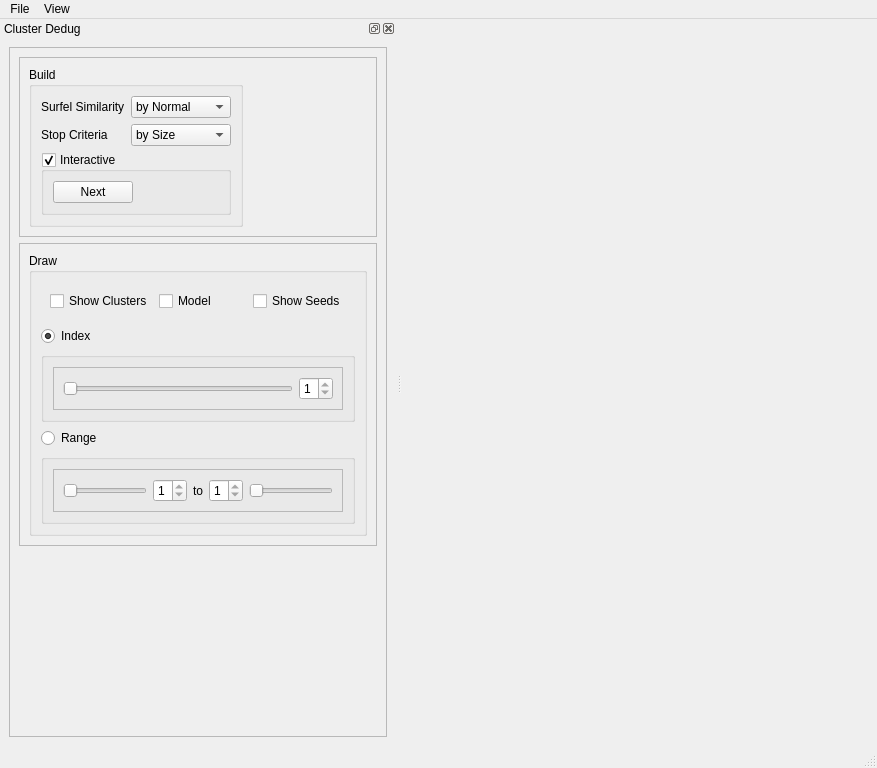
Above: lodpbr/Qt/UI/lodpbr.ui from duststorm/lodpbr before the change. Below: the same form after it.
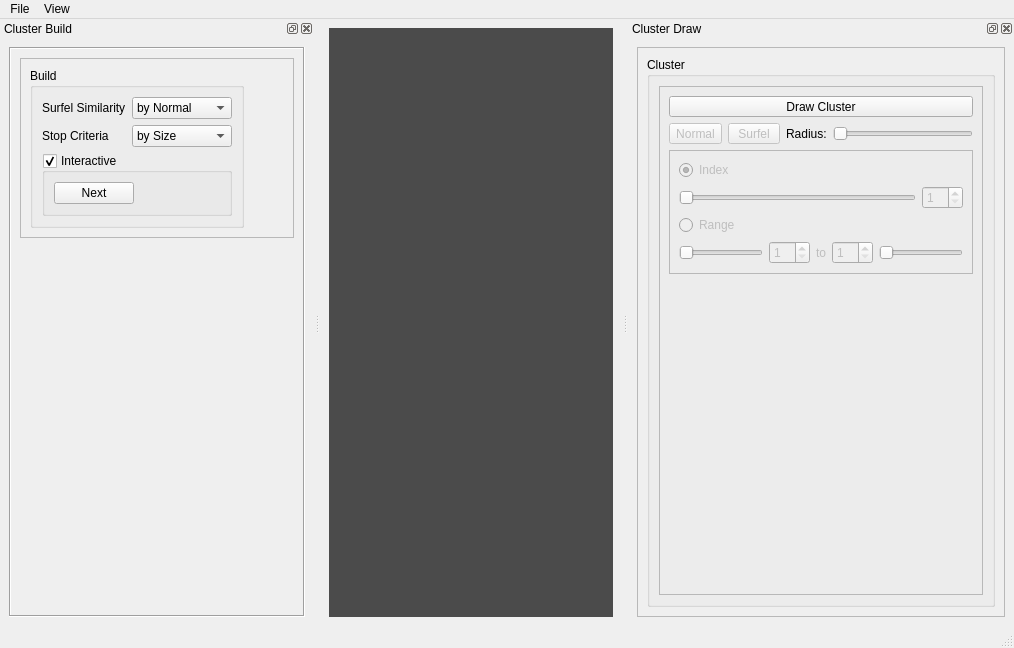
That is the form after the change.

Diff of the .ui file:
```diff
--- a/lodpbr/Qt/UI/lodpbr.ui
+++ b/lodpbr/Qt/UI/lodpbr.ui
@@ -9,22 +9,48 @@
    <rect>
     <x>0</x>
     <y>0</y>
-    <width>877</width>
-    <height>768</height>
+    <width>1014</width>
+    <height>648</height>
    </rect>
   </property>
   <property name="windowTitle">
    <string>MainWindow</string>
   </property>
+  <property name="documentMode">
+   <bool>false</bool>
+  </property>
+  <property name="dockOptions">
+   <set>QMainWindow::AllowTabbedDocks|QMainWindow::AnimatedDocks</set>
+  </property>
   <widget class="QWidget" name="centralwidget">
-   <layout class="QHBoxLayout" name="horizontalLayout_3"/>
+   <layout class="QGridLayout" name="gridLayout_6">
+    <item row="0" column="0">
+     <widget class="QMdiArea" name="mdiArea">
+      <property name="frameShape">
+       <enum>QFrame::NoFrame</enum>
+      </property>
+      <property name="frameShadow">
+       <enum>QFrame::Sunken</enum>
+      </property>
+      <property name="background">
+       <brush brushstyle="SolidPattern">
+        <color alpha="255">
+         <red>75</red>
+         <green>75</green>
+         <blue>75</blue>
+        </color>
+       </brush>
+      </property>
+     </widget>
+    </item>
+   </layout>
   </widget>
   <widget class="QMenuBar" name="menubar">
    <property name="geometry">
     <rect>
      <x>0</x>
      <y>0</y>
-     <width>877</width>
+     <width>1014</width>
      <height>25</height>
     </rect>
    </property>
@@ -50,21 +76,21 @@
     <bool>true</bool>
    </property>
    <property name="sizePolicy">
-    <sizepolicy hsizetype="Minimum" vsizetype="Minimum">
+    <sizepolicy hsizetype="Preferred" vsizetype="Preferred">
      <horstretch>0</horstretch>
      <verstretch>0</verstretch>
     </sizepolicy>
    </property>
    <property name="minimumSize">
     <size>
-     <width>368</width>
-     <height>700</height>
+     <width>0</width>
+     <height>0</height>
     </size>
    </property>
    <property name="maximumSize">
     <size>
-     <width>524287</width>
-     <height>524287</height>
+     <width>16000</width>
+     <height>16000</height>
     </size>
    </property>
    <property name="acceptDrops">
@@ -73,11 +99,17 @@
    <property name="layoutDirection">
     <enum>Qt::LeftToRight</enum>
    </property>
+   <property name="floating">
+    <bool>false</bool>
+   </property>
+   <property name="features">
+    <set>QDockWidget::AllDockWidgetFeatures</set>
+   </property>
    <property name="allowedAreas">
     <set>Qt::LeftDockWidgetArea|Qt::RightDockWidgetArea</set>
    </property>
    <property name="windowTitle">
-    <string>Cluster Dedug</string>
+    <string>Cluster Build</string>
    </property>
    <attribute name="dockWidgetArea">
     <number>1</number>
@@ -94,7 +126,7 @@
        </property>
        <property name="minimumSize">
         <size>
-         <width>200</width>
+         <width>0</width>
          <height>0</height>
         </size>
        </property>
@@ -105,7 +137,7 @@
         </size>
        </property>
        <property name="frameShape">
-        <enum>QFrame::StyledPanel</enum>
+        <enum>QFrame::Box</enum>
        </property>
        <property name="frameShadow">
         <enum>QFrame::Sunken</enum>
@@ -216,68 +248,162 @@
          </widget>
         </item>
         <item>
-         <widget class="QFrame" name="frameDraw">
+         <spacer name="verticalSpacer">
+          <property name="orientation">
+           <enum>Qt::Vertical</enum>
+          </property>
+          <property name="sizeHint" stdset="0">
+           <size>
+            <width>20</width>
+            <height>40</height>
+           </size>
+          </property>
+         </spacer>
+        </item>
+       </layout>
+      </widget>
+     </item>
+    </layout>
+   </widget>
+  </widget>
+  <widget class="QDockWidget" name="dockWidgetDrawCluster">
+   <property name="enabled">
+    <bool>true</bool>
+   </property>
+   <property name="sizePolicy">
+    <sizepolicy hsizetype="Preferred" vsizetype="Preferred">
+     <horstretch>0</horstretch>
+     <verstretch>0</verstretch>
+    </sizepolicy>
+   </property>
+   <property name="minimumSize">
+    <size>
+     <width>0</width>
+     <height>0</height>
+    </size>
+   </property>
+   <property name="features">
+    <set>QDockWidget::AllDockWidgetFeatures</set>
+   </property>
+   <property name="windowTitle">
+    <string>Cluster Draw</string>
+   </property>
+   <attribute name="dockWidgetArea">
+    <number>2</number>
+   </attribute>
+   <widget class="QWidget" name="dockWidgetDrawClusterContents">
+    <layout class="QVBoxLayout" name="verticalLayout_4">
+     <item>
+      <widget class="QFrame" name="frame_2">
           <property name="frameShape">
            <enum>QFrame::StyledPanel</enum>
           </property>
           <property name="frameShadow">
            <enum>QFrame::Raised</enum>
           </property>
-          <layout class="QGridLayout" name="gridLayout_3">
-           <item row="0" column="0">
-            <widget class="QGroupBox" name="groupBoxCluster_Draw">
-             <property name="enabled">
-              <bool>true</bool>
-             </property>
+       <layout class="QGridLayout" name="gridLayout_4">
+        <item row="1" column="0">
+         <widget class="QGroupBox" name="groupBox_2">
              <property name="title">
-              <string>Draw</string>
-             </property>
-             <property name="flat">
-              <bool>false</bool>
-             </property>
-             <property name="checkable">
-              <bool>false</bool>
-             </property>
-             <layout class="QVBoxLayout" name="verticalLayout_3">
-              <item>
-               <widget class="QFrame" name="frameCluster_Show">
+           <string>Cluster</string>
+          </property>
+          <layout class="QGridLayout" name="gridLayout_5">
+           <item row="0" column="0">
+            <widget class="QFrame" name="frame_8">
                 <property name="sizePolicy">
-                 <sizepolicy hsizetype="Minimum" vsizetype="Preferred">
+              <sizepolicy hsizetype="Preferred" vsizetype="Minimum">
                   <horstretch>0</horstretch>
                   <verstretch>0</verstretch>
                  </sizepolicy>
                 </property>
                 <property name="frameShape">
-                 <enum>QFrame::NoFrame</enum>
+              <enum>QFrame::StyledPanel</enum>
                 </property>
                 <property name="frameShadow">
-                 <enum>QFrame::Plain</enum>
-                </property>
-                <layout class="QHBoxLayout" name="horizontalLayout_Cluster_Show">
+              <enum>QFrame::Raised</enum>
+             </property>
+             <layout class="QVBoxLayout" name="verticalLayout_6">
                  <item>
-                  <widget class="QCheckBox" name="checkBoxCluster_ShowCluster">
+               <widget class="QToolButton" name="toolButtonDrawCluster">
+                <property name="sizePolicy">
+                 <sizepolicy hsizetype="Expanding" vsizetype="Fixed">
+                  <horstretch>0</horstretch>
+                  <verstretch>0</verstretch>
+                 </sizepolicy>
+                </property>
                    <property name="text">
-                    <string>Show Clusters</string>
-                   </property>
+                 <string>Draw Cluster</string>
+                </property>
+                <property name="checkable">
+                 <bool>true</bool>
+                </property>
                   </widget>
                  </item>
                  <item>
-                  <widget class="QCheckBox" name="checkBoxCluster_ShowModel">
+               <layout class="QHBoxLayout" name="horizontalLayout_13">
+                <item>
+                 <widget class="QToolButton" name="toolButtonClusterDrawNormal">
+                  <property name="enabled">
+                   <bool>false</bool>
+                  </property>
                    <property name="text">
-                    <string>Model</string>
-                   </property>
+                   <string>Normal</string>
+                  </property>
+                  <property name="checkable">
+                   <bool>true</bool>
+                  </property>
                   </widget>
                  </item>
                  <item>
-                  <widget class="QCheckBox" name="checkBoxCluster_ShowSeed">
+                 <widget class="QToolButton" name="toolButtonClusterDrawSurfel">
+                  <property name="enabled">
+                   <bool>false</bool>
+                  </property>
                    <property name="text">
-                    <string>Show Seeds</string>
+                   <string> Surfel </string>
+                  </property>
+                  <property name="checkable">
+                   <bool>true</bool>
+                  </property>
+                 </widget>
+                </item>
+                <item>
+                 <widget class="QLabel" name="label_3">
+                  <property name="text">
+                   <string>Radius:</string>
+                  </property>
+                 </widget>
+                </item>
+                <item>
+                 <widget class="QSlider" name="horizontalSliderSurfelRadius">
+                  <property name="enabled">
+                   <bool>false</bool>
+                  </property>
+                  <property name="orientation">
+                   <enum>Qt::Horizontal</enum>
+                  </property>
+                  <property name="invertedAppearance">
+                   <bool>false</bool>
+                  </property>
+                  <property name="invertedControls">
+                   <bool>false</bool>
                    </property>
                   </widget>
                  </item>
                 </layout>
-               </widget>
               </item>
+              <item>
+               <widget class="QFrame" name="frameIndexRange">
+                <property name="enabled">
+                 <bool>false</bool>
+                </property>
+                <property name="frameShape">
+                 <enum>QFrame::StyledPanel</enum>
+                </property>
+                <property name="frameShadow">
+                 <enum>QFrame::Raised</enum>
+                </property>
+                <layout class="QVBoxLayout" name="verticalLayout_9">
               <item>
                <widget class="QRadioButton" name="radioButtonCluster_DrawIndex">
                 <property name="text">
@@ -289,20 +415,7 @@
                </widget>
               </item>
               <item>
-               <widget class="QGroupBox" name="groupBoxCluster_DrawClusterWithID">
-                <property name="checkable">
-                 <bool>false</bool>
-                </property>
-                <layout class="QHBoxLayout" name="horizontalLayout">
-                 <item>
-                  <widget class="QFrame" name="frameIndex">
-                   <property name="frameShape">
-                    <enum>QFrame::StyledPanel</enum>
-                   </property>
-                   <property name="frameShadow">
-                    <enum>QFrame::Raised</enum>
-                   </property>
-                   <layout class="QHBoxLayout" name="horizontalLayout_4">
+                  <layout class="QHBoxLayout" name="horizontalLayoutDrawIndex">
                     <item>
                      <widget class="QSlider" name="sliderCluster_DrawClusterWithID">
                       <property name="sizePolicy">
@@ -315,7 +428,7 @@
                        <number>1</number>
                       </property>
                       <property name="maximum">
-                       <number>1</number>
+                      <number>10</number>
                       </property>
                       <property name="orientation">
                        <enum>Qt::Horizontal</enum>
@@ -328,15 +441,11 @@
                        <number>1</number>
                       </property>
                       <property name="maximum">
-                       <number>1</number>
+                      <number>10</number>
                       </property>
                      </widget>
                     </item>
                    </layout>
-                  </widget>
-                 </item>
-                </layout>
-               </widget>
               </item>
               <item>
                <widget class="QRadioButton" name="radioButtonCluster_DrawRange">
@@ -346,33 +455,17 @@
                </widget>
               </item>
               <item>
-               <widget class="QGroupBox" name="groupBoxCluster_DrawClusterWithRange">
-                <property name="enabled">
-                 <bool>true</bool>
-                </property>
-                <property name="checkable">
-                 <bool>false</bool>
-                </property>
-                <layout class="QHBoxLayout" name="horizontalLayout_2">
-                 <item>
-                  <widget class="QFrame" name="frameRange">
-                   <property name="enabled">
-                    <bool>true</bool>
-                   </property>
-                   <property name="frameShape">
-                    <enum>QFrame::StyledPanel</enum>
-                   </property>
-                   <property name="frameShadow">
-                    <enum>QFrame::Raised</enum>
-                   </property>
-                   <layout class="QHBoxLayout" name="horizontalLayout_5">
+                  <layout class="QHBoxLayout" name="horizontalLayoutDrawRange">
                     <item>
                      <widget class="QSlider" name="sliderCluster_DrawClusterWithRangeBegin">
+                     <property name="enabled">
+                      <bool>false</bool>
+                     </property>
                       <property name="minimum">
                        <number>1</number>
                       </property>
                       <property name="maximum">
-                       <number>1</number>
+                      <number>10</number>
                       </property>
                       <property name="orientation">
                        <enum>Qt::Horizontal</enum>
@@ -381,16 +474,19 @@
                     </item>
                     <item>
                      <widget class="QSpinBox" name="spinBoxCluster_DrawClusterWithRangeBegin">
+                     <property name="enabled">
+                      <bool>false</bool>
+                     </property>
                       <property name="minimum">
                        <number>1</number>
                       </property>
                       <property name="maximum">
-                       <number>1</number>
+                      <number>10</number>
                       </property>
                      </widget>
                     </item>
                     <item>
-                     <widget class="QLabel" name="label">
+                    <widget class="QLabel" name="label_2">
                       <property name="sizePolicy">
                        <sizepolicy hsizetype="Minimum" vsizetype="Preferred">
                         <horstretch>0</horstretch>
@@ -407,6 +503,9 @@
                     </item>
                     <item>
                      <widget class="QSpinBox" name="spinBoxCluster_DrawClusterWithRangeEnd">
+                     <property name="enabled">
+                      <bool>false</bool>
+                     </property>
                       <property name="layoutDirection">
                        <enum>Qt::LeftToRight</enum>
                       </property>
@@ -429,17 +528,20 @@
                        <number>1</number>
                       </property>
                       <property name="maximum">
-                       <number>1</number>
+                      <number>10</number>
                       </property>
                      </widget>
                     </item>
                     <item>
                      <widget class="QSlider" name="sliderCluster_DrawClusterWithRangeEnd">
+                     <property name="enabled">
+                      <bool>false</bool>
+                     </property>
                       <property name="minimum">
                        <number>1</number>
                       </property>
                       <property name="maximum">
-                       <number>1</number>
+                      <number>10</number>
                       </property>
                       <property name="orientation">
                        <enum>Qt::Horizontal</enum>
@@ -447,19 +549,12 @@
                      </widget>
                     </item>
                    </layout>
-                  </widget>
-                 </item>
-                </layout>
-               </widget>
-              </item>
-             </layout>
-            </widget>
            </item>
           </layout>
          </widget>
         </item>
         <item>
-         <spacer name="verticalSpacer">
+               <spacer name="verticalSpacer_2">
           <property name="orientation">
            <enum>Qt::Vertical</enum>
           </property>
@@ -470,6 +565,12 @@
            </size>
           </property>
          </spacer>
+              </item>
+             </layout>
+            </widget>
+           </item>
+          </layout>
+         </widget>
         </item>
        </layout>
       </widget>
```
Left out of the diff: 300 changed lines with no effect on the pictures. Lines whose indentation alone changed are shown as unchanged.
